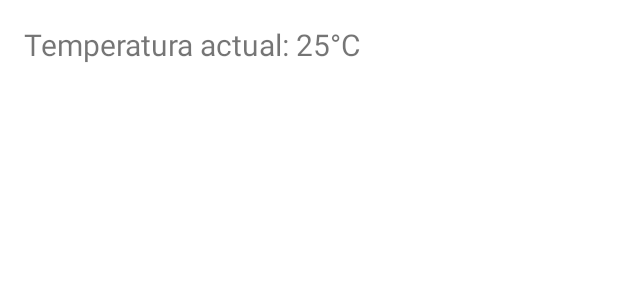
After one commit to hbatress/apk_telecomunicacion, an Android app built with Jetpack Compose: the layout activity_main.xml on its own in the app's theme, with its tools: preview values and no code run, on a phone screen of 412 x 824 dp. The commit adds this screen. Shown: the top 300 px of the screen. Run offline under Robolectric (Android 15) with nearby library versions, the phone set to English and light mode, and no system bars.

Commit message:
codigo terminado v2

```diff
--- /dev/null
+++ b/app/src/main/res/layout/activity_main.xml
@@ -0,0 +1,19 @@
+<!-- res/layout/activity_main.xml -->
+<LinearLayout xmlns:android="http://schemas.android.com/apk/res/android"
+    android:layout_width="match_parent"
+    android:layout_height="match_parent"
+    android:orientation="vertical"
+    android:padding="16dp">
+
+    <TextView
+        android:id="@+id/temperatureTextView"
+        android:layout_width="wrap_content"
+        android:layout_height="wrap_content"
+        android:autoSizeTextType="uniform"
+        android:autoSizeMinTextSize="12sp"
+        android:autoSizeMaxTextSize="100sp"
+        android:autoSizeStepGranularity="2sp"
+        android:text="Temperatura actual: 25°C"
+        android:textSize="20sp" />
+
+</LinearLayout>
```
Also changed, not shown: app/src/main/java/com/example/myhouse/AirQualityTemperatureService.kt (+14 -9 lines), app/src/main/java/com/example/myhouse/MainActivity.kt (+7 -0 lines), 3 other files.
